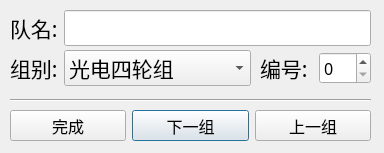
This is addteam.ui in ZzzzzzS/TimingSystemUper as Qt 5 draws it before an edit. The edited form follows.
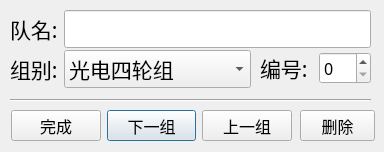
This is the edited form.

Diff of the .ui file:
```diff
--- a/addteam.ui
+++ b/addteam.ui
@@ -7,7 +7,7 @@
     <x>0</x>
     <y>0</y>
     <width>384</width>
-    <height>153</height>
+    <height>152</height>
    </rect>
   </property>
   <property name="font">
@@ -32,59 +32,13 @@
     <enum>Qt::Horizontal</enum>
    </property>
   </widget>
-  <widget class="QWidget" name="">
-   <property name="geometry">
-    <rect>
-     <x>10</x>
-     <y>110</y>
-     <width>361</width>
-     <height>31</height>
-    </rect>
-   </property>
-   <layout class="QGridLayout" name="gridLayout">
-    <item row="0" column="0">
-     <widget class="QPushButton" name="SaveButton">
-      <property name="text">
-       <string>完成</string>
-      </property>
-      <property name="autoDefault">
-       <bool>false</bool>
-      </property>
-     </widget>
-    </item>
-    <item row="0" column="1">
-     <widget class="QPushButton" name="NextButton">
-      <property name="text">
-       <string>下一组</string>
-      </property>
-      <property name="autoDefault">
-       <bool>false</bool>
-      </property>
-      <property name="default">
-       <bool>true</bool>
-      </property>
-     </widget>
-    </item>
-    <item row="0" column="2">
-     <widget class="QPushButton" name="LastButton">
-      <property name="text">
-       <string>上一组</string>
-      </property>
-      <property name="autoDefault">
-       <bool>false</bool>
-      </property>
-     </widget>
-    </item>
-   </layout>
-   <zorder>SaveButton</zorder>
-  </widget>
-  <widget class="QWidget" name="">
+  <widget class="QWidget" name="layoutWidget">
    <property name="geometry">
     <rect>
      <x>10</x>
      <y>50</y>
      <width>241</width>
-     <height>36</height>
+     <height>38</height>
     </rect>
    </property>
    <layout class="QFormLayout" name="formLayout">
@@ -151,13 +105,13 @@
     </item>
    </layout>
   </widget>
-  <widget class="QWidget" name="">
+  <widget class="QWidget" name="layoutWidget">
    <property name="geometry">
     <rect>
      <x>10</x>
      <y>10</y>
      <width>361</width>
-     <height>36</height>
+     <height>38</height>
     </rect>
    </property>
    <layout class="QHBoxLayout" name="horizontalLayout_2">
@@ -185,7 +139,7 @@
     </item>
    </layout>
   </widget>
-  <widget class="QWidget" name="">
+  <widget class="QWidget" name="layoutWidget">
    <property name="geometry">
     <rect>
      <x>260</x>
@@ -212,6 +166,67 @@
     </item>
    </layout>
   </widget>
+  <widget class="QPushButton" name="DeleteButton">
+   <property name="geometry">
+    <rect>
+     <x>300</x>
+     <y>110</y>
+     <width>75</width>
+     <height>31</height>
+    </rect>
+   </property>
+   <property name="text">
+    <string>删除</string>
+   </property>
+   <property name="autoDefault">
+    <bool>false</bool>
+   </property>
+  </widget>
+  <widget class="QWidget" name="layoutWidget">
+   <property name="geometry">
+    <rect>
+     <x>11</x>
+     <y>110</y>
+     <width>281</width>
+     <height>31</height>
+    </rect>
+   </property>
+   <layout class="QHBoxLayout" name="horizontalLayout_3">
+    <item>
+     <widget class="QPushButton" name="SaveButton">
+      <property name="text">
+       <string>完成</string>
+      </property>
+      <property name="autoDefault">
+       <bool>false</bool>
+      </property>
+     </widget>
+    </item>
+    <item>
+     <widget class="QPushButton" name="NextButton">
+      <property name="text">
+       <string>下一组</string>
+      </property>
+      <property name="autoDefault">
+       <bool>false</bool>
+      </property>
+      <property name="default">
+       <bool>true</bool>
+      </property>
+     </widget>
+    </item>
+    <item>
+     <widget class="QPushButton" name="LastButton">
+      <property name="text">
+       <string>上一组</string>
+      </property>
+      <property name="autoDefault">
+       <bool>false</bool>
+      </property>
+     </widget>
+    </item>
+   </layout>
+  </widget>
  </widget>
  <resources/>
  <connections/>
```
